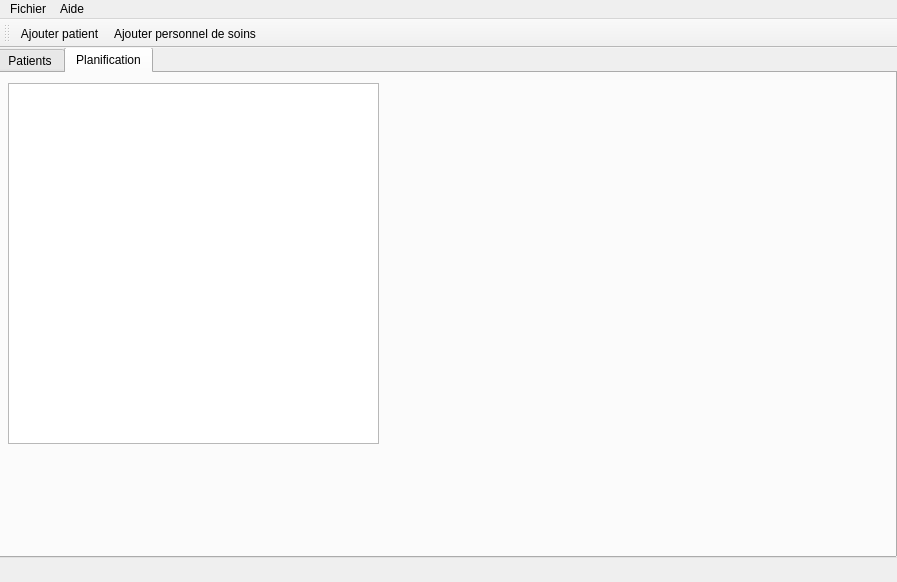
First picture: the form in mainwindow.ui, repository simoelmou/ProjetQt, before the edit.
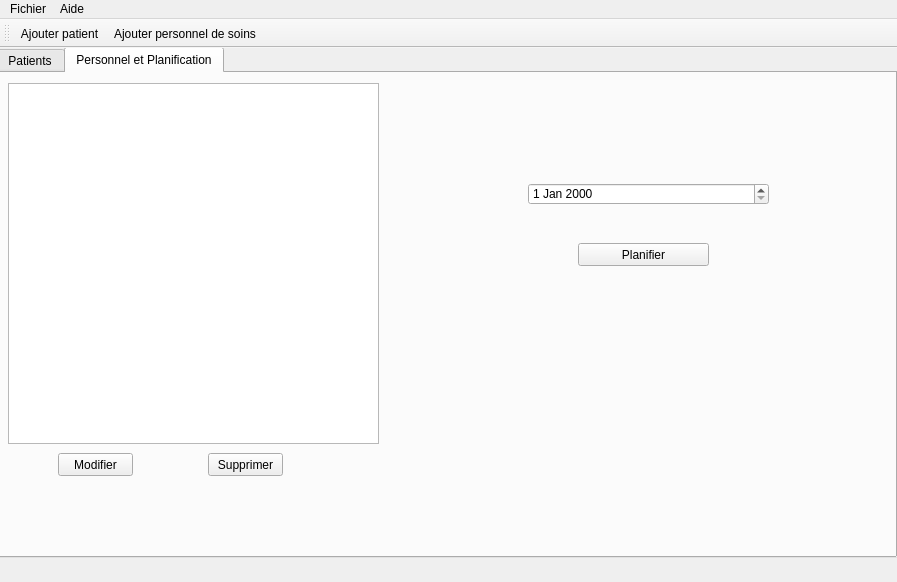
Second picture: the form after the edit. The open tabs and pages were chosen to show the change. Icons and pictures are not drawn.

The edit to the form file:
```diff
--- a/mainwindow.ui
+++ b/mainwindow.ui
@@ -202,7 +202,7 @@
     </widget>
     <widget class="QWidget" name="tab_2">
      <attribute name="title">
-      <string>Planification</string>
+      <string>Personnel et Planification</string>
      </attribute>
      <widget class="QTreeView" name="personnelTreeView">
       <property name="geometry">
@@ -214,6 +214,55 @@
        </rect>
       </property>
      </widget>
+     <widget class="QPushButton" name="modifierRessourceButton">
+      <property name="geometry">
+       <rect>
+        <x>60</x>
+        <y>380</y>
+        <width>75</width>
+        <height>23</height>
+       </rect>
+      </property>
+      <property name="text">
+       <string>Modifier</string>
+      </property>
+     </widget>
+     <widget class="QPushButton" name="supprimerRessourceButton">
+      <property name="geometry">
+       <rect>
+        <x>210</x>
+        <y>380</y>
+        <width>75</width>
+        <height>23</height>
+       </rect>
+      </property>
+      <property name="text">
+       <string>Supprimer</string>
+      </property>
+     </widget>
+     <widget class="QDateEdit" name="datePlanification">
+      <property name="geometry">
+       <rect>
+        <x>530</x>
+        <y>110</y>
+        <width>241</width>
+        <height>22</height>
+       </rect>
+      </property>
+     </widget>
+     <widget class="QPushButton" name="planifierButton">
+      <property name="geometry">
+       <rect>
+        <x>580</x>
+        <y>170</y>
+        <width>131</width>
+        <height>23</height>
+       </rect>
+      </property>
+      <property name="text">
+       <string>Planifier</string>
+      </property>
+     </widget>
     </widget>
    </widget>
   </widget>
```
Left out of the diff: 8 changed lines with no effect on the pictures.
